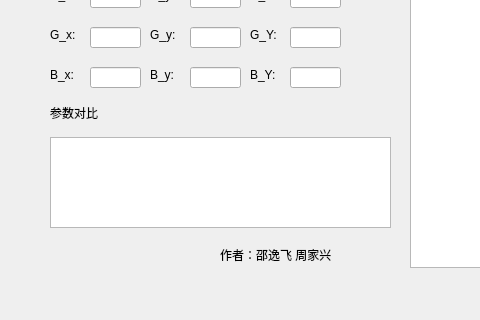
Above: ParameterRead.ui from God-Flys/Parameter_Check before the change; both pictures show x 0 to 480 and y 193 to 513 of the 813 by 513 pixel window. Below: the same form after it.
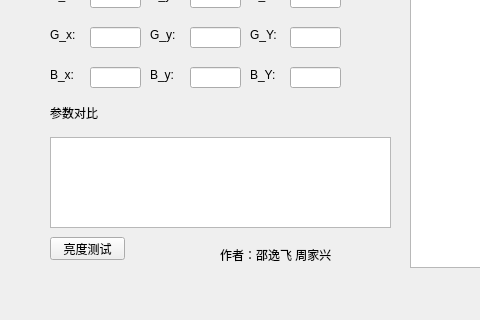
That is the form after the change.

The edit to the form file:
```diff
--- a/ParameterRead.ui
+++ b/ParameterRead.ui
@@ -336,6 +336,19 @@
      <string>参数对比</string>
     </property>
    </widget>
+   <widget class="QPushButton" name="pushButton_3">
+    <property name="geometry">
+     <rect>
+      <x>50</x>
+      <y>430</y>
+      <width>75</width>
+      <height>23</height>
+     </rect>
+    </property>
+    <property name="text">
+     <string>亮度测试</string>
+    </property>
+   </widget>
   </widget>
   <widget class="QMenuBar" name="menubar">
    <property name="geometry">
```
